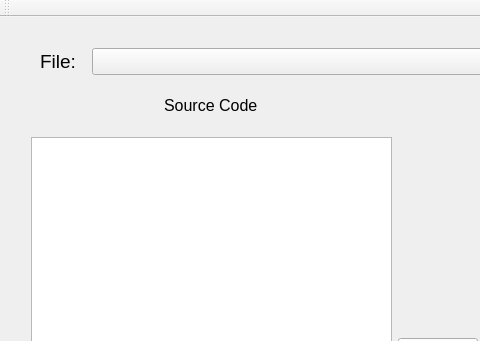
This is mainwindow.ui in purple-sunset/SimpleCppCompiler as Qt 5 draws it before an edit; both pictures show x 0 to 480 and y 0 to 341 of the 900 by 600 pixel window. The edited form follows.
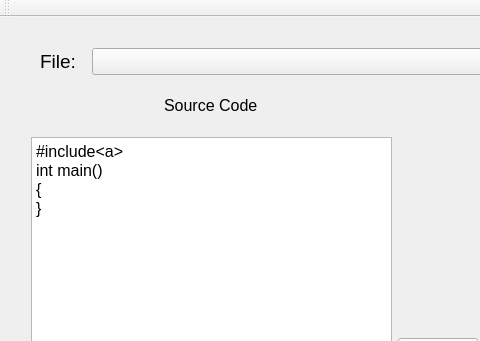
This is the edited form. Custom widgets are drawn as their Qt base class.

```diff
--- a/mainwindow.ui
+++ b/mainwindow.ui
@@ -100,6 +100,13 @@
       <property name="lineWrapMode">
        <enum>QPlainTextEdit::NoWrap</enum>
       </property>
+      <property name="plainText">
+       <string>#include&lt;a&gt;
+int main()
+{
+}
+</string>
+      </property>
      </widget>
     </item>
     <item row="3" column="7" alignment="Qt::AlignHCenter|Qt::AlignVCenter">
```
